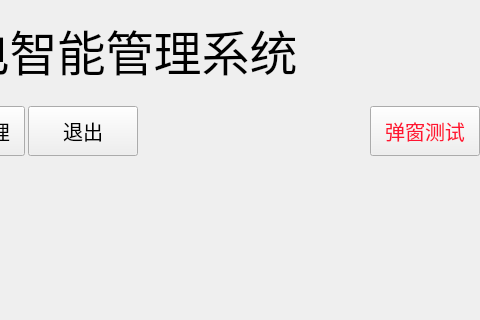
The window that Elec.ui (wanlong1215/test) describes before a commit, drawn with Qt 5; both pictures show x 650 to 1130 and y 0 to 320 of the 1130 by 669 pixel window.
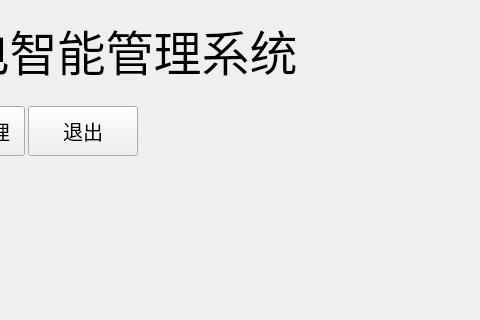
The same window after the commit. Icons and pictures are not drawn. Custom widgets are drawn as their Qt base class.

Commit message: 添加短信弹窗

The edit to the form file:
```diff
--- a/Elec.ui
+++ b/Elec.ui
@@ -312,33 +312,6 @@
          </property>
         </spacer>
        </item>
-       <item>
-        <widget class="QPushButton" name="pushButton">
-         <property name="minimumSize">
-          <size>
-           <width>110</width>
-           <height>50</height>
-          </size>
-         </property>
-         <property name="maximumSize">
-          <size>
-           <width>110</width>
-           <height>50</height>
-          </size>
-         </property>
-         <property name="font">
-          <font>
-           <pointsize>15</pointsize>
-          </font>
-         </property>
-         <property name="styleSheet">
-          <string notr="true">color: rgb(255, 20, 50);</string>
-         </property>
-         <property name="text">
-          <string>弹窗测试</string>
-         </property>
-        </widget>
-       </item>
       </layout>
      </widget>
     </item>
```
The commit also changes 11 other files.
